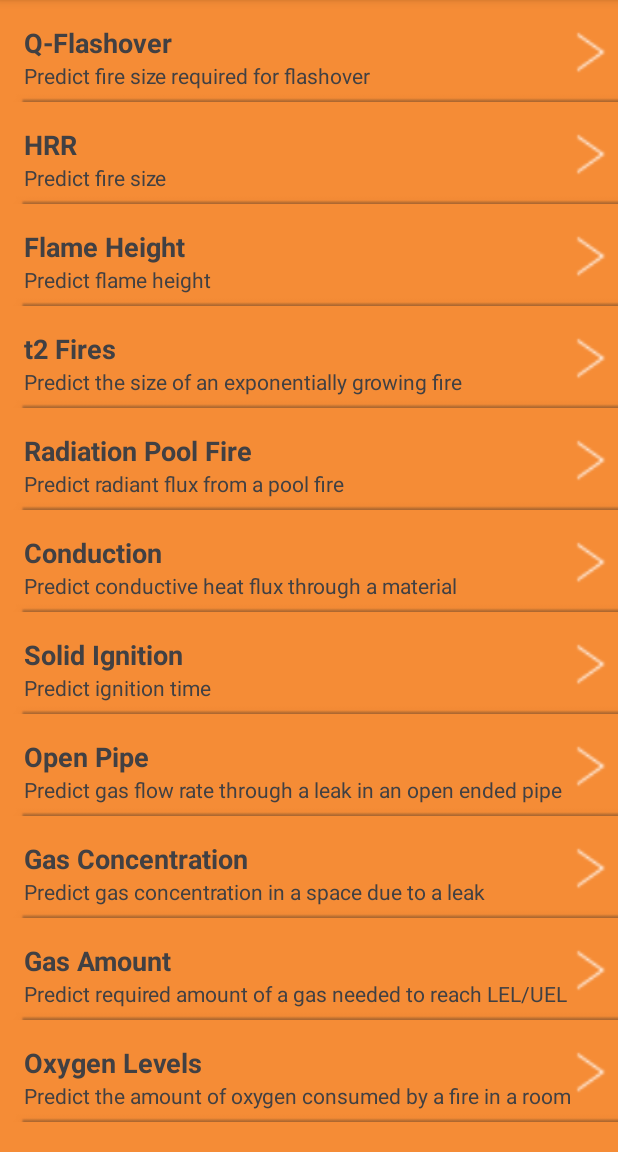
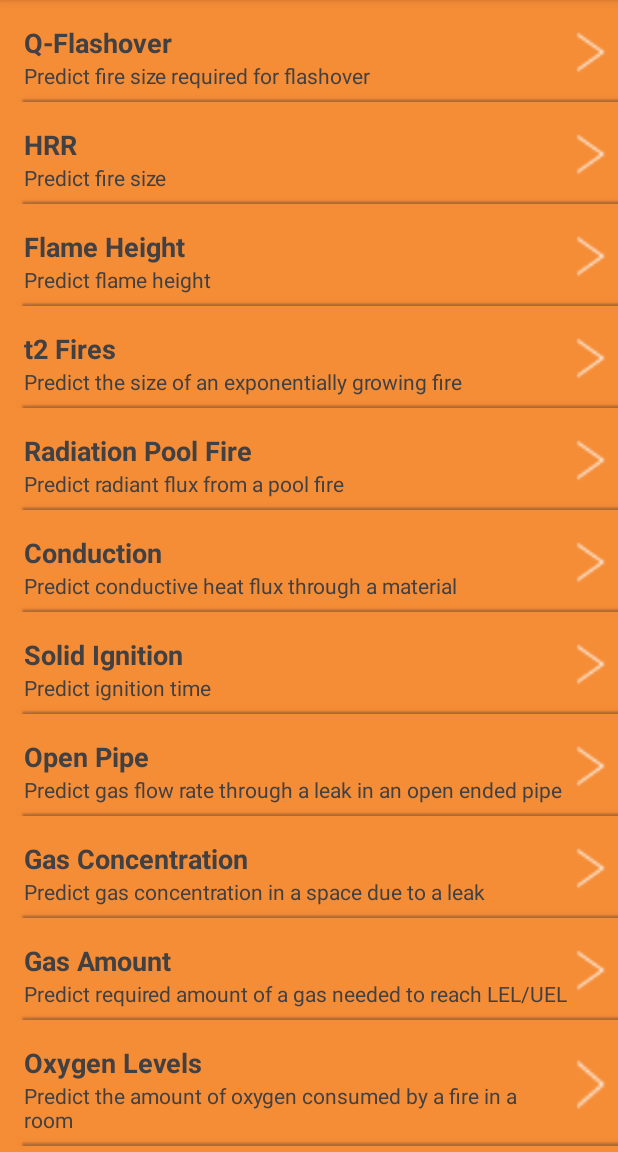
Before and after one commit to msrusse/FireDynamics, an Android app: the screen it shows after launch (MainActivity), on a phone screen of 412 x 824 dp, the part 84-1236 px from its top. Run offline under Robolectric (Android 15) with nearby library versions, the phone set to English and light mode, and no system bars.

Commit message:
Adds some changes for paddings with textviews, so that the descirpitions do not overlap with the arrow on the main page

```diff
--- a/app/src/main/res/layout/activity_main.xml
+++ b/app/src/main/res/layout/activity_main.xml
@@ -36,8 +36,8 @@
                 android:layout_width="match_parent"
                 android:layout_height="wrap_content"
                 android:layout_marginBottom="8dp"
+                android:paddingEnd="32dp"
                 android:paddingStart="16dp"
-                android:paddingEnd="16dp"
                 android:text="@string/flashover_desc"
                 android:textColor="@color/colorPrimaryDark" />
         </LinearLayout>
@@ -67,8 +67,8 @@
                 android:layout_width="match_parent"
                 android:layout_height="wrap_content"
                 android:layout_marginBottom="8dp"
+                android:paddingEnd="32dp"
                 android:paddingStart="16dp"
-                android:paddingEnd="16dp"
                 android:text="@string/hrr_desc"
                 android:textColor="@color/colorPrimaryDark" />
         </LinearLayout>
@@ -98,8 +98,8 @@
                 android:layout_width="match_parent"
                 android:layout_height="wrap_content"
                 android:layout_marginBottom="8dp"
+                android:paddingEnd="32dp"
                 android:paddingStart="16dp"
-                android:paddingEnd="16dp"
                 android:text="@string/flame_height_desc"
                 android:textColor="@color/colorPrimaryDark" />
         </LinearLayout>
@@ -129,8 +129,8 @@
                 android:layout_width="match_parent"
                 android:layout_height="wrap_content"
                 android:layout_marginBottom="8dp"
+                android:paddingEnd="32dp"
                 android:paddingStart="16dp"
-                android:paddingEnd="16dp"
                 android:text="@string/t2_fires_desc"
                 android:textColor="@color/colorPrimaryDark" />
         </LinearLayout>
@@ -160,8 +160,8 @@
                 android:layout_width="match_parent"
                 android:layout_height="wrap_content"
                 android:layout_marginBottom="8dp"
+                android:paddingEnd="32dp"
                 android:paddingStart="16dp"
-                android:paddingEnd="16dp"
                 android:text="@string/radiation_poolfire_desc"
                 android:textColor="@color/colorPrimaryDark" />
         </LinearLayout>
@@ -191,8 +191,8 @@
                 android:layout_width="match_parent"
                 android:layout_height="wrap_content"
                 android:layout_marginBottom="8dp"
+                android:paddingEnd="32dp"
                 android:paddingStart="16dp"
-                android:paddingEnd="16dp"
                 android:text="@string/conduction_desc"
                 android:textColor="@color/colorPrimaryDark" />
         </LinearLayout>
@@ -222,7 +222,7 @@
                 android:layout_width="match_parent"
                 android:layout_height="wrap_content"
                 android:layout_marginBottom="8dp"
-                android:paddingEnd="16dp"
+                android:paddingEnd="32dp"
                 android:paddingStart="16dp"
                 android:text="@string/solid_ignition_desc"
                 android:textColor="@color/colorPrimaryDark" />
@@ -252,8 +252,8 @@
             <TextView
                 android:layout_width="match_parent"
                 android:layout_height="wrap_content"
-                android:paddingEnd="16dp"
                 android:layout_marginBottom="8dp"
+                android:paddingEnd="32dp"
                 android:paddingStart="16dp"
                 android:text="@string/open_pipe_desc"
                 android:textColor="@color/colorPrimaryDark" />
@@ -284,7 +284,7 @@
                 android:layout_width="match_parent"
                 android:layout_height="wrap_content"
                 android:layout_marginBottom="8dp"
-                android:paddingEnd="16dp"
+                android:paddingEnd="32dp"
                 android:paddingStart="16dp"
                 android:text="@string/gas_concentration_desc"
                 android:textColor="@color/colorPrimaryDark" />
@@ -315,7 +315,7 @@
                 android:layout_width="match_parent"
                 android:layout_height="wrap_content"
                 android:layout_marginBottom="8dp"
-                android:paddingEnd="16dp"
+                android:paddingEnd="32dp"
                 android:paddingStart="16dp"
                 android:text="@string/gas_amount_desc"
                 android:textColor="@color/colorPrimaryDark" />
@@ -345,8 +345,8 @@
             <TextView
                 android:layout_width="match_parent"
                 android:layout_height="wrap_content"
-                android:paddingEnd="16dp"
                 android:layout_marginBottom="8dp"
+                android:paddingEnd="32dp"
                 android:paddingStart="16dp"
                 android:text="@string/oxygen_levels_desc"
                 android:textColor="@color/colorPrimaryDark" />
@@ -376,7 +376,7 @@
                 android:layout_width="match_parent"
                 android:layout_height="wrap_content"
                 android:layout_marginBottom="8dp"
-                android:paddingEnd="16dp"
+                android:paddingEnd="32dp"
                 android:paddingStart="16dp"
                 android:text="@string/self_heating_desc"
                 android:textColor="@color/colorPrimaryDark" />
@@ -406,8 +406,8 @@
                 android:layout_width="match_parent"
                 android:layout_height="wrap_content"
                 android:layout_marginBottom="8dp"
+                android:paddingEnd="32dp"
                 android:paddingStart="16dp"
-                android:paddingEnd="16dp"
                 android:text="@string/t_gaslayer_desc"
                 android:textColor="@color/colorPrimaryDark" />
         </LinearLayout>
```
